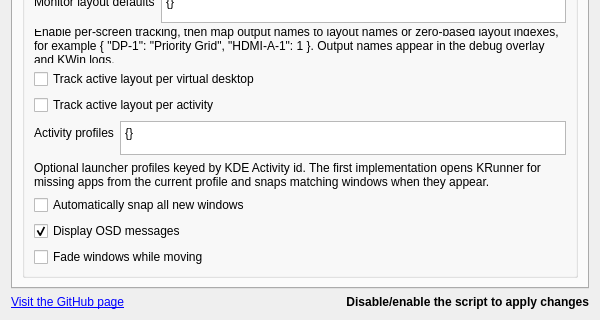
jumski/magnetile, file src/contents/ui/config.ui: the form before one commit; both pictures show x 0 to 600 and y 502 to 822 of the 600 by 822 pixel window.
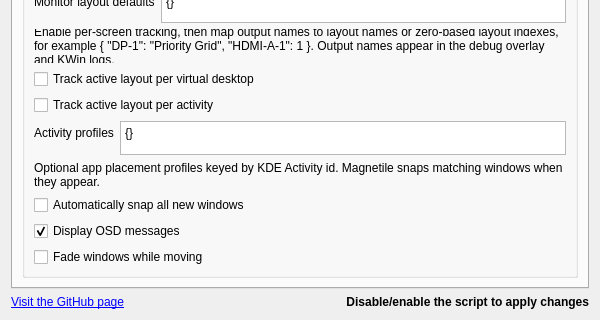
The form after the commit. Icons and pictures are not drawn.

Commit message: Finalize activity placement release

What changed in the file:
```diff
--- a/src/contents/ui/config.ui
+++ b/src/contents/ui/config.ui
@@ -373,7 +373,7 @@
                     <item>
                       <widget class="QLabel" name="label_activityProfilesExplanation">
                         <property name="text">
-                          <string>Optional launcher profiles keyed by KDE Activity id. The first implementation opens KRunner for missing apps from the current profile and snaps matching windows when they appear.</string>
+                          <string>Optional app placement profiles keyed by KDE Activity id. Magnetile snaps matching windows when they appear.</string>
                         </property>
                         <property name="wordWrap">
                           <bool>true</bool>
```
Left out of the diff: 2 changed lines with no effect on the pictures. The commit also changes 9 other files.
